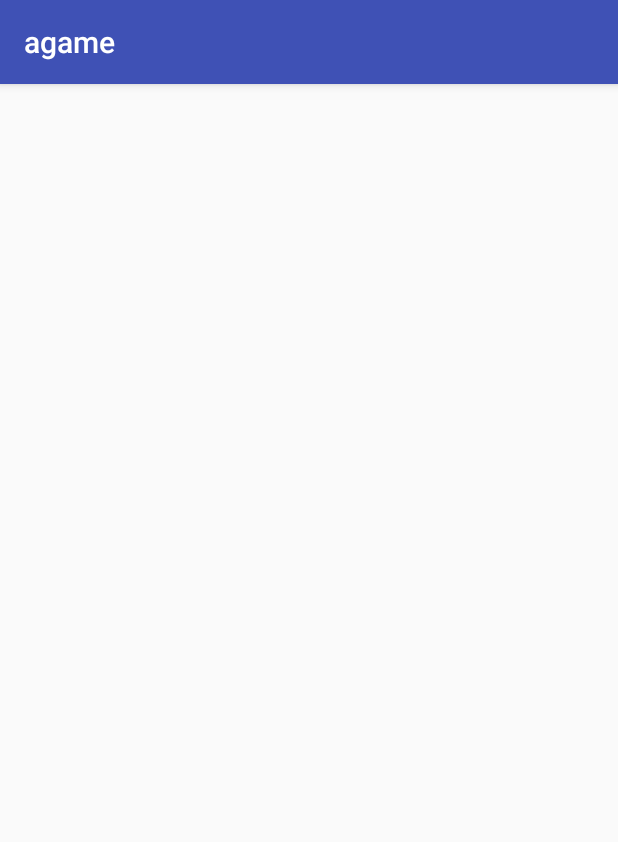
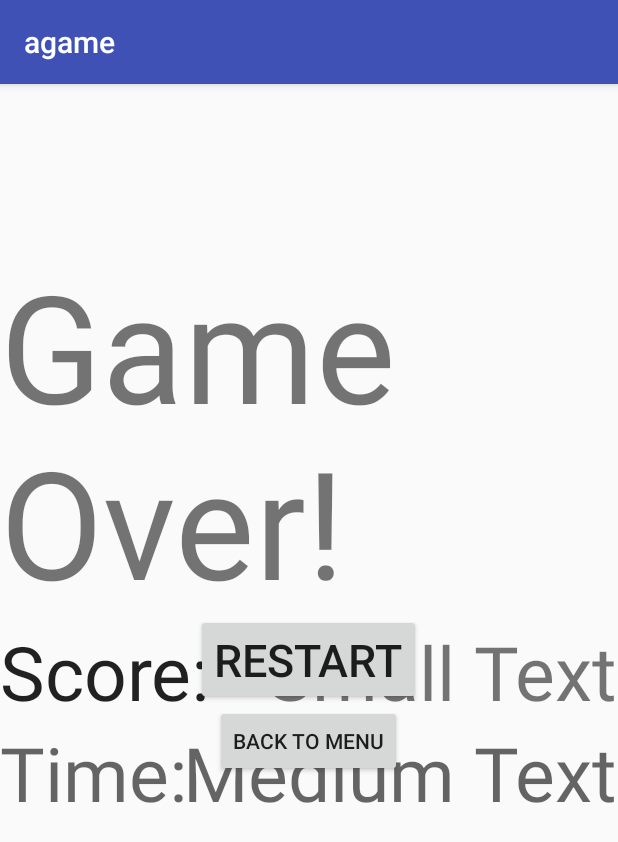
Before and after one commit to cgutierrez10/misc, an Android app: the GameOverActivity screen opened directly, with no data from a screen before it, on a phone screen of 412 x 824 dp. Shown: the top 842 px of the screen. Run offline under Robolectric (Android 15) with nearby library versions, the phone set to English and light mode, and no system bars; 2 statements that could not run were skipped.

Commit message:
Loaded up app on a device. Fixed some issues with game over transition. Timer for ending game seems finicky ~35 seconds when it should be 300millis according to coding.
The restart button does not fully reset the game state. Probably needs to be written to clear and reinstantiate the game thread. Transition back to loading screen and catching system keys works on game over menu.

git-svn-id: https://laptop-1j1vpkuu/svn/agame@58 da46e613-9826-43f3-9a83-6061620c19e0

```diff
--- a/app/src/main/java/com/rezdron/chris/agame/GameMode.java
+++ b/app/src/main/java/com/rezdron/chris/agame/GameMode.java
@@ -41,6 +41,8 @@ public class GameMode {
         sMap.add(new Pair<>(MODE.GAMEOVER,MODE.LOADING));
         sMap.add(new Pair<>(MODE.GAMEOVER,MODE.EXIT));
 
+        // This one added for testing, may want to remove above gameover -> loading in favor of this one.
+        sMap.add(new Pair<>(MODE.GAMEOVER,MODE.GAMEPLAY));
         // This last one is implied not having any mapping to leave the exit state
         // Is accurate to exiting without prompt
         // With a do you want to quit prompt additional options:
--- a/app/src/main/java/com/rezdron/chris/agame/GameOverActivity.java
+++ b/app/src/main/java/com/rezdron/chris/agame/GameOverActivity.java
@@ -1,19 +1,18 @@
 package com.rezdron.chris.agame;
 
-import android.app.AlertDialog;
 import android.content.Intent;
 import android.support.v7.app.AppCompatActivity;
 import android.os.Bundle;
-import android.view.LayoutInflater;
 import android.view.View;
 import android.widget.TextView;
 
 public class GameOverActivity extends AppCompatActivity {
-    Bundle passedvals = getIntent().getExtras();
+    Bundle passedvals;
 
     protected void onCreate(Bundle savedInstanceState) {
         super.onCreate(savedInstanceState);
-        setContentView(R.layout.activity_game_over);
+        passedvals = getIntent().getExtras();
+        setContentView(R.layout.activity_gameover);
         ((TextView) findViewById(R.id.scoreVal)).setText(passedvals.getString("score"));
         ((TextView) findViewById(R.id.timeVal)).setText(passedvals.getString("time"));
     }
@@ -40,7 +39,7 @@ public class GameOverActivity extends AppCompatActivity {
     public void transition(String mode) {
         if ((mode == "title") && (GameMode.getInstance().changeMode(GameMode.MODE.TITLE))) {
             // Back to title, can be called manually or will default if backgrounded here
-            Intent title = new Intent();
+            Intent title = new Intent(this,MainActivity.class);
             title.setFlags(Intent.FLAG_ACTIVITY_NEW_TASK | Intent.FLAG_ACTIVITY_CLEAR_TASK);
             startActivity(title);
         }
--- a/app/src/main/java/com/rezdron/chris/agame/GameThread.java
+++ b/app/src/main/java/com/rezdron/chris/agame/GameThread.java
@@ -35,8 +35,9 @@ public class GameThread extends Thread {
         float interval = 0.0f;
         long start = SystemClock.currentThreadTimeMillis();
         while (running) {
-            if (SystemClock.currentThreadTimeMillis() - start > 3000)
+            if (last - start > 300)
             {
+                Log.d("thread","Calling quits");
                 //Call out to end the game as if player lost, used for testing at present
                 GameActivity.getInstance().transition("gameover");
             }
--- a/app/src/main/res/layout/activity_game_over.xml
+++ /dev/null
@@ -1,12 +0,0 @@
-<?xml version="1.0" encoding="utf-8"?>
-<RelativeLayout xmlns:android="http://schemas.android.com/apk/res/android"
-    xmlns:tools="http://schemas.android.com/tools"
-    android:layout_width="match_parent"
-    android:layout_height="match_parent"
-    android:paddingBottom="@dimen/activity_vertical_margin"
-    android:paddingLeft="@dimen/activity_horizontal_margin"
-    android:paddingRight="@dimen/activity_horizontal_margin"
-    android:paddingTop="@dimen/activity_vertical_margin"
-    tools:context="com.rezdron.chris.agame.GameOverActivity">
-
-</RelativeLayout>
```
Also changed, not shown: app/src/main/AndroidManifest.xml (+9 -1 lines), app/src/main/java/com/rezdron/chris/agame/GameActivity.java (+7 -2 lines), app/src/main/res/layout/activity_pause.xml (+5 -2 lines).
